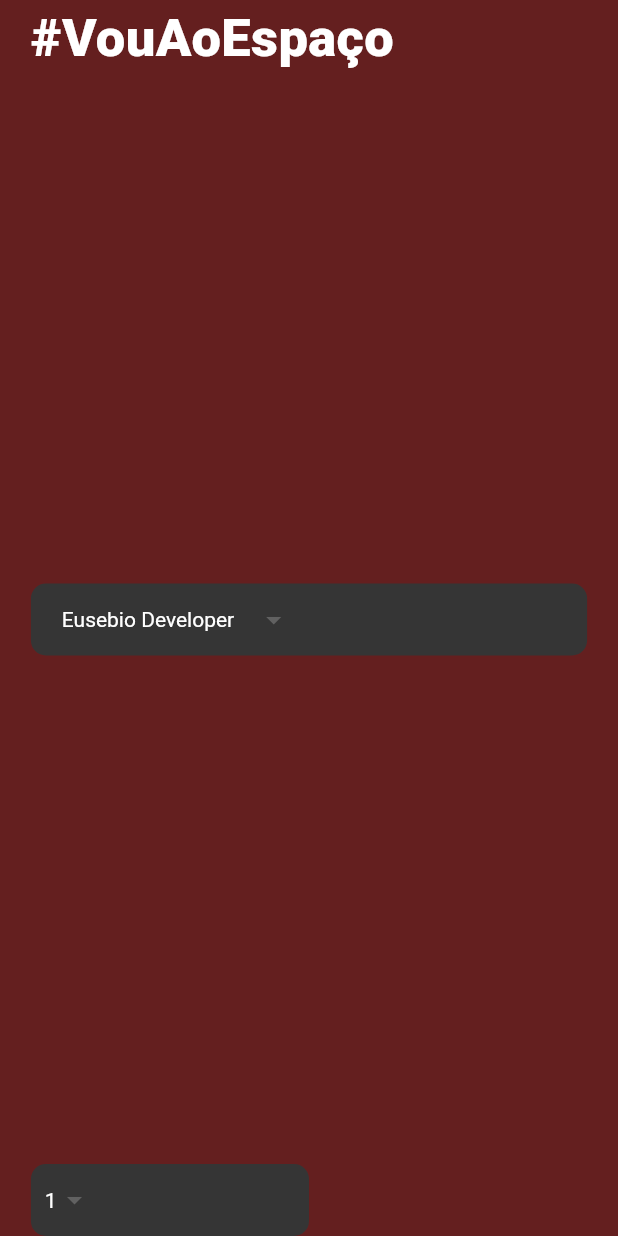
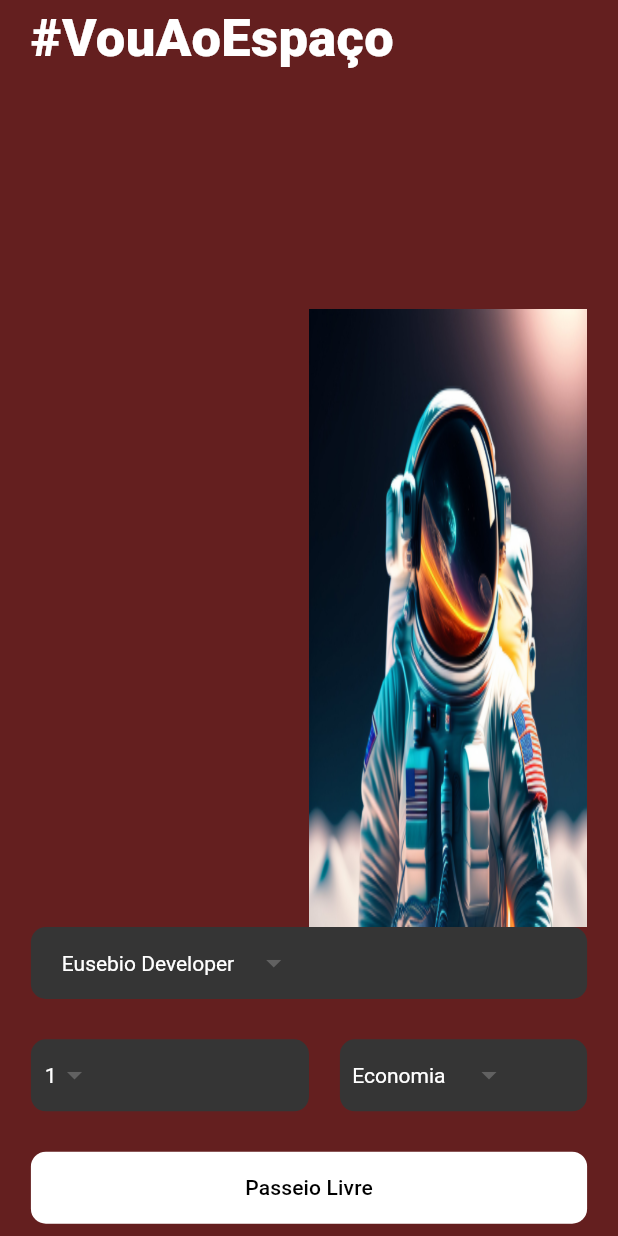
Before and after one commit to EusebioJoveth/app_GoMoon, a Flutter app: the screen it shows after launch, on a phone screen of 412 x 824 dp. Run offline on Flutter 3.47's test engine with Material 3 defaults, Android fonts, the phone set to English and light mode, and no system bars.

Commit message:
Stack and Alignment Widget

```diff
--- a/lib/pages/home_pages.dart
+++ b/lib/pages/home_pages.dart
@@ -15,14 +15,21 @@ class HomePage extends StatelessWidget {
         height: _deviceHeigth,
         width: _deviceWidth,
         padding: EdgeInsets.symmetric(horizontal: _deviceWidth * 0.05),
-        child: Column(
+        child: Stack(
+          children: [
+            Column(
               mainAxisAlignment: MainAxisAlignment.spaceBetween,
               mainAxisSize: MainAxisSize.max,
               crossAxisAlignment: CrossAxisAlignment.start,
               children: [
                 _pageTitle(),
-            _destinationDropDownWidget(),
-            _travellersInformationWidget(),
+                _bookRideWidget(),
+              ],
+            ),
+            Align(
+              alignment: Alignment.centerRight,
+              child: _astroImageWidget(),
+            ),
           ],
         ),
       ),
@@ -39,11 +46,29 @@ class HomePage extends StatelessWidget {
 
   Widget _astroImageWidget() {
     return Container(
+      height: _deviceHeigth * 0.50,
+      width: _deviceWidth * 0.45,
       decoration: const BoxDecoration(
           image: DecorationImage(
         fit: BoxFit.fill,
         image: AssetImage("assets/images/astro.jpg"),
       )),
+    );
+  }
+
+  Widget _bookRideWidget() {
+    return Container(
+      height: _deviceHeigth * 0.25,
+      child: Column(
+        mainAxisAlignment: MainAxisAlignment.spaceBetween,
+        mainAxisSize: MainAxisSize.max,
+        crossAxisAlignment: CrossAxisAlignment.center,
+        children: [
+          _destinationDropDownWidget(),
+          _travellersInformationWidget(),
+          _rideButton(),
+        ],
+      ),
     );
   }
 
@@ -54,9 +79,42 @@ class HomePage extends StatelessWidget {
   }
 
   Widget _travellersInformationWidget() {
-    return CustomDropDownButtonClass(
+    return Row(
+      mainAxisAlignment: MainAxisAlignment.spaceBetween,
+      mainAxisSize: MainAxisSize.max,
+      crossAxisAlignment: CrossAxisAlignment.center,
+      children: [
+        CustomDropDownButtonClass(
           values: const ['1', '2', '3', '4'],
           width: _deviceWidth * 0.45,
+        ),
+        CustomDropDownButtonClass(
+          values: const ['Economia', 'Negócios', 'Talento', 'Investigação'],
+          width: _deviceWidth * 0.40,
+        ),
+      ],
+    );
+  }
+
+  Widget _rideButton() {
+    return Container(
+      margin: EdgeInsets.only(
+        bottom: _deviceHeigth * 0.01,
+      ),
+      width: _deviceWidth,
+      decoration: BoxDecoration(
+        color: Colors.white,
+        borderRadius: BorderRadius.circular(10),
+      ),
+      child: MaterialButton(
+        onPressed: () {},
+        child: const Text(
+          "Passeio Livre",
+          style: TextStyle(
+            color: Colors.black,
+          ),
+        ),
+      ),
     );
   }
 }
```
Lines whose indentation alone changed are shown as unchanged.
